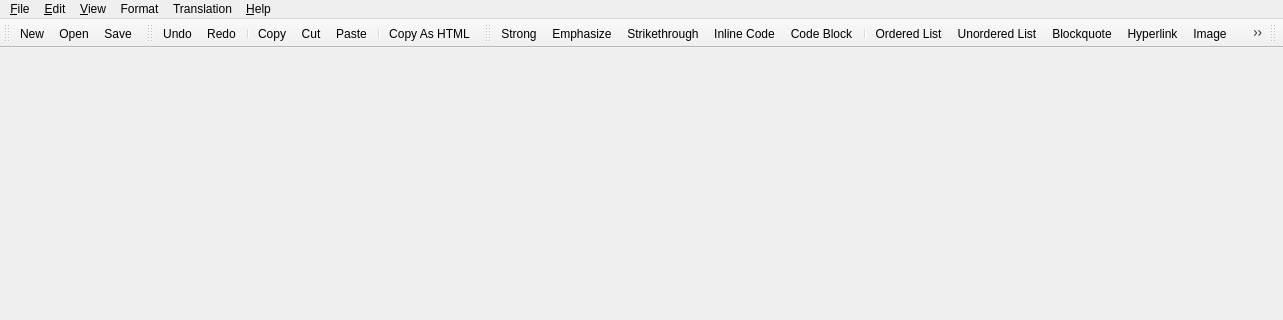
Qt form client/mainwindow.ui (missdeer/KarenMeu) before a commit; both pictures show x 0 to 1283 and y 0 to 320 of the 1283 by 671 pixel window.
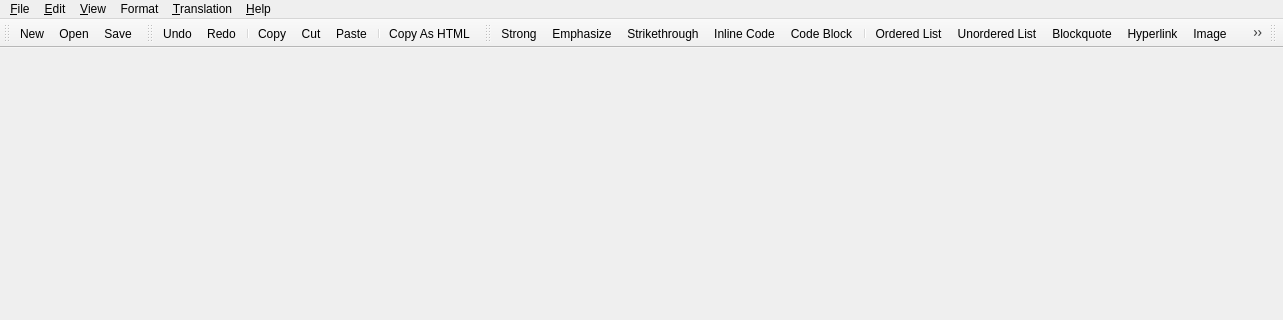
The same form after that commit. Icons and pictures are not drawn.

Commit message: adjust menu name

What changed in the file:
```diff
--- a/client/mainwindow.ui
+++ b/client/mainwindow.ui
@@ -126,7 +126,7 @@
    </widget>
    <widget class="QMenu" name="menuTranslation">
     <property name="title">
-     <string>Translation</string>
+     <string>&amp;Translation</string>
     </property>
     <widget class="QMenu" name="menuTranslate">
      <property name="title">
```
Left out of the diff: 2 changed lines with no effect on the pictures. The commit also changes 2 other files.
